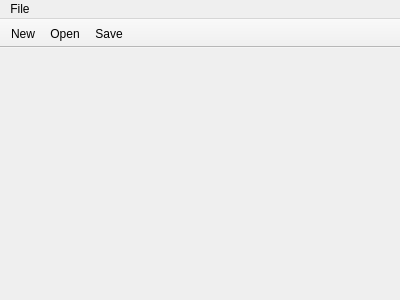
theCheeseboard/theSlate, file mainwindow.ui: the form before one commit.
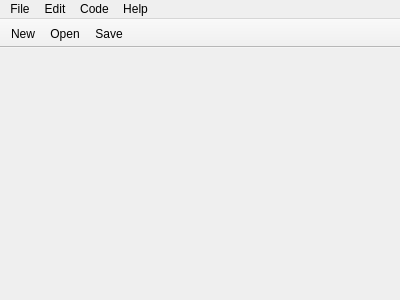
The form after the commit. Icons and pictures are not drawn.

Diff of the .ui file:
```diff
--- a/mainwindow.ui
+++ b/mainwindow.ui
@@ -116,7 +116,30 @@
     <addaction name="separator"/>
     <addaction name="actionExit"/>
    </widget>
+   <widget class="QMenu" name="menuEdit">
+    <property name="title">
+     <string>Edit</string>
+    </property>
+    <addaction name="actionCopy"/>
+    <addaction name="actionCut"/>
+    <addaction name="actionPaste"/>
+   </widget>
+   <widget class="QMenu" name="menuCode">
+    <property name="title">
+     <string>Code</string>
+    </property>
+    <addaction name="actionNo_Highlighting"/>
+   </widget>
+   <widget class="QMenu" name="menuHelp">
+    <property name="title">
+     <string>Help</string>
+    </property>
+    <addaction name="actionAbout"/>
+   </widget>
    <addaction name="menuFile"/>
+   <addaction name="menuEdit"/>
+   <addaction name="menuCode"/>
+   <addaction name="menuHelp"/>
   </widget>
   <widget class="QToolBar" name="mainToolBar">
    <property name="movable">
```
Left out of the diff: 61 changed lines with no effect on the pictures.
